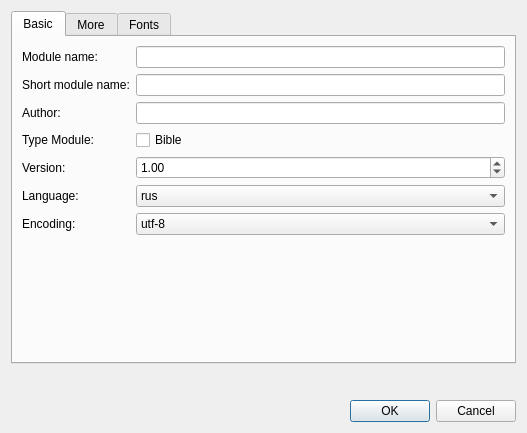
Before: the Qt Designer form src/dialogs/projectproperty/projectproperty.ui in axsapronov/bQella, drawn with Qt 5.
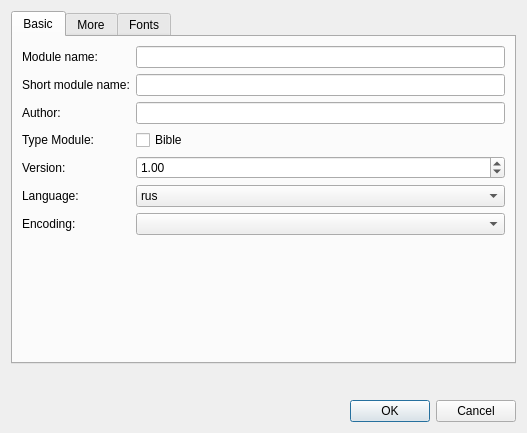
After: the same form once the commit is applied.

```diff
--- a/src/dialogs/projectproperty/projectproperty.ui
+++ b/src/dialogs/projectproperty/projectproperty.ui
@@ -135,13 +135,7 @@
         </widget>
        </item>
        <item row="6" column="2">
-        <widget class="QComboBox" name="comBEncoding">
-         <item>
-          <property name="text">
-           <string>utf-8</string>
-          </property>
-         </item>
-        </widget>
+        <widget class="QComboBox" name="comBEncoding"/>
        </item>
        <item row="7" column="1">
         <spacer name="verticalSpacer">
```
